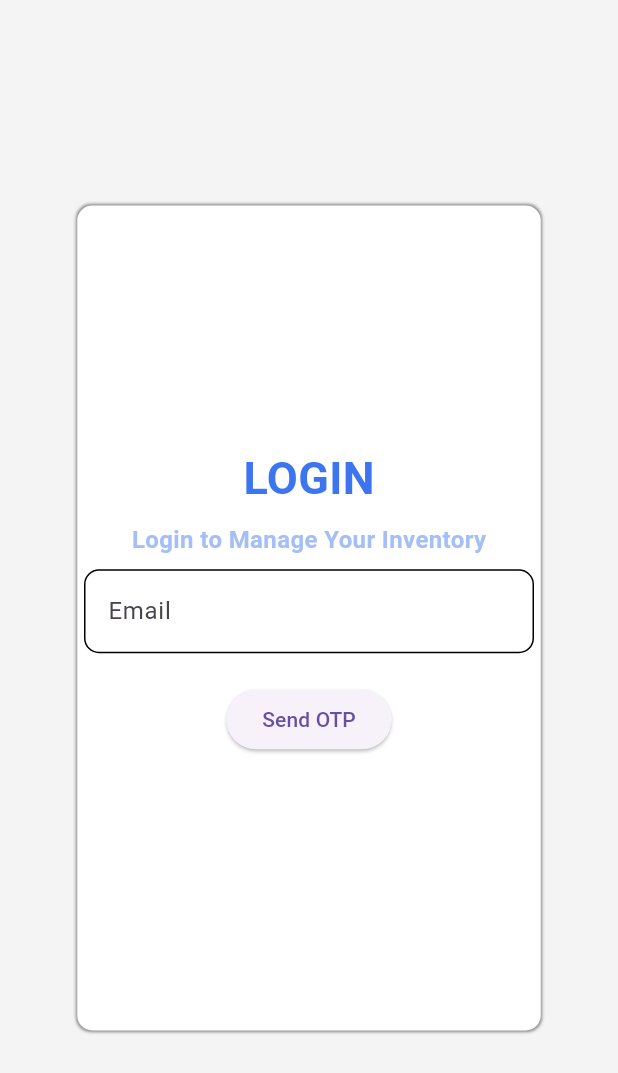
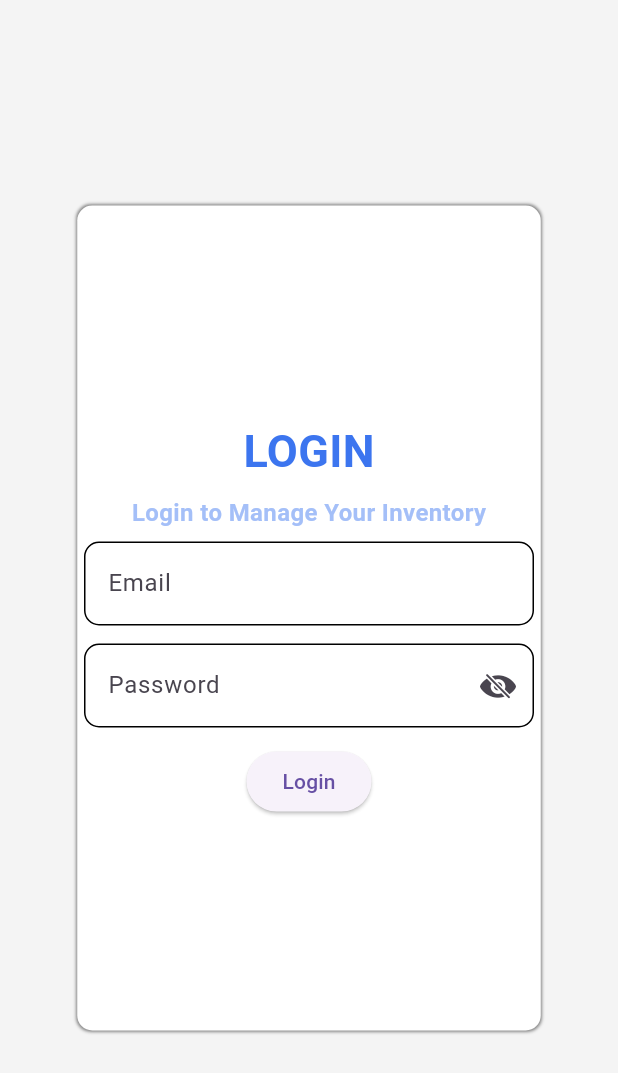
Before and after one commit to parthra-nt/inventory_management, a Flutter app: the screen it shows after launch, on a phone screen of 412 x 824 dp. Shown: the top 1073 px of the screen. Run offline on Flutter 3.47's test engine with Material 3 defaults, Android fonts, the light colour scheme and no system bars; our stand-ins replace file_picker, flutter_screenutil, supabase_flutter; accounts and stored records are empty.

Commit message:
signIn with Password

```diff
--- a/lib/presentation/screens/login_screen.dart
+++ b/lib/presentation/screens/login_screen.dart
@@ -1,5 +1,5 @@
+import 'package:flutter/cupertino.dart';
 import 'package:flutter/material.dart';
-import 'package:flutter/services.dart';
 import 'package:flutter_screenutil/flutter_screenutil.dart';
 import 'package:provider/provider.dart';
 import 'package:untitled/constants/app_constant.dart';
@@ -17,13 +17,7 @@ class _LoginScreenState extends State<LoginScreen> {
   Widget build(BuildContext context) {
     return Consumer<LoginProvider>(
       builder:
-          (context, provider, child) => LayoutBuilder(
-            builder: (context, constraints) {
-              double width =
-                  constraints.maxWidth < 800 ? 800 : constraints.maxWidth;
-              double height =
-                  constraints.maxHeight < 500 ? 500 : constraints.maxHeight;
-              return Scaffold(
+          (context, provider, child) => Scaffold(
             body: Stack(
               children: [
                 Center(
@@ -93,72 +87,56 @@ class _LoginScreenState extends State<LoginScreen> {
                               keyboardType: TextInputType.emailAddress,
                             ),
                           ),
-                              if (provider.otpSent)
                           Padding(
-                                  padding: const EdgeInsets.only(top: 10),
+                            padding: const EdgeInsets.only(top: 12, bottom: 12),
                             child: SizedBox(
                               width: 300,
                               child: TextFormField(
-                                      keyboardType: TextInputType.number,
-                                      inputFormatters: [
-                                        LengthLimitingTextInputFormatter(6),
-                                        FilteringTextInputFormatter.digitsOnly,
-                                      ],
+                                obscureText: provider.isObscure,
                                 validator: (value) {
                                   if (value == null || value.isEmpty) {
-                                          return 'Please enter OTP';
+                                    return 'Please Enter Valid Password';
                                   }
                                   return null;
                                 },
                                 controller: provider.otpController,
                                 decoration: InputDecoration(
+                                  suffixIcon:
+                                      provider.isObscure
+                                          ? IconButton(
+                                            onPressed: provider.obscure,
+                                            icon: Icon(
+                                              CupertinoIcons.eye_slash_fill,
+                                            ),
+                                          )
+                                          : IconButton(
+                                            onPressed: provider.obscure,
+                                            icon: Icon(CupertinoIcons.eye_fill),
+                                          ),
                                   border: OutlineInputBorder(
-                                          borderRadius: BorderRadius.circular(
-                                            10,
-                                          ),
+                                    borderRadius: BorderRadius.circular(10),
                                     borderSide: BorderSide(width: 1),
                                   ),
                                   enabledBorder: OutlineInputBorder(
-                                          borderRadius: BorderRadius.circular(
-                                            10,
-                                          ),
+                                    borderRadius: BorderRadius.circular(10),
                                     borderSide: BorderSide(width: 1),
                                   ),
                                   focusedBorder: OutlineInputBorder(
-                                          borderRadius: BorderRadius.circular(
-                                            10,
-                                          ),
+                                    borderRadius: BorderRadius.circular(10),
                                     borderSide: BorderSide(width: 1),
                                   ),
-                                        labelText: 'OTP',
+                                  labelText: 'Password',
                                 ),
                               ),
                             ),
                           ),
-                              const SizedBox(height: 20),
                           provider.loading
                               ? const CircularProgressIndicator()
                               : ElevatedButton(
                                 onPressed:
-                                        provider.otpSent
-                                            ? () async => await provider
-                                                .verifyOtp(context)
-                                            : () async =>
-                                                await provider.sendOtp(context),
-                                    child: Text(
-                                      provider.otpSent
-                                          ? 'Verify OTP'
-                                          : 'Send OTP',
-                                    ),
-                                  ),
-                              Text(
-                                provider.timeRemaining > 0
-                                    ? 'Resend OTP in ${provider.timeRemaining} seconds'
-                                    : '',
-                                style: TextStyle(
-                                  fontSize: 16,
-                                  color: Colors.black87,
-                                ),
+                                    () async => await provider
+                                        .verifyEmailPassword(context),
+                                child: Text('Login'),
                               ),
                         ],
                       ),
@@ -167,8 +145,6 @@ class _LoginScreenState extends State<LoginScreen> {
                 ),
               ],
             ),
-              );
-            },
           ),
     );
   }
```
Also changed, not shown: lib/providers/login_provider.dart (+12 -48 lines). Lines whose indentation alone changed are shown as unchanged.
